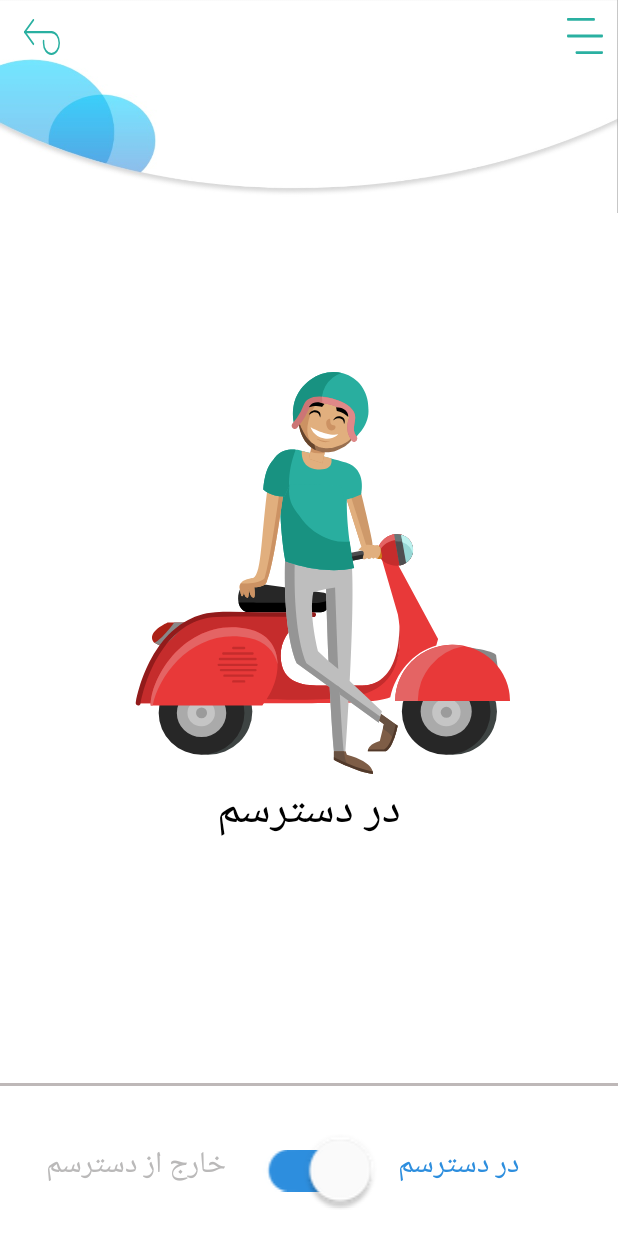
After one commit to gelophoneTeam/AppPeyk, an Android app: the layout activity_available.xml on its own in the app's theme, with its tools: preview values and no code run, on a phone screen of 412 x 824 dp. The commit adds this screen. Run offline under Robolectric (Android 15) with nearby library versions, the phone set to English and light mode, and no system bars.

Commit message:
Add 2 Activity Available And Unavailable

```diff
--- /dev/null
+++ b/app/src/main/res/layout/activity_available.xml
@@ -0,0 +1,94 @@
+<?xml version="1.0" encoding="utf-8"?>
+<android.support.design.widget.CoordinatorLayout xmlns:android="http://schemas.android.com/apk/res/android"
+    xmlns:app="http://schemas.android.com/apk/res-auto"
+    xmlns:tools="http://schemas.android.com/tools"
+    android:layout_width="match_parent"
+    android:layout_height="match_parent"
+    xmlns:toggle="http://schemas.android.com/apk/res-auto"
+    android:background="#fff"
+    tools:context=".Available">
+
+
+
+    <android.support.v7.widget.Toolbar
+        android:layout_width="match_parent"
+        android:layout_height="142dp"
+        android:background="@drawable/toolbar">
+
+         <ImageView
+            android:layout_width="wrap_content"
+            android:layout_height="wrap_content"
+            android:layout_marginBottom="105dp"
+            android:src="@drawable/ic_videos_purchased" />
+
+        <ImageView
+            android:layout_width="wrap_content"
+            android:layout_height="wrap_content"
+            android:layout_gravity="right"
+            android:layout_marginBottom="106dp"
+            android:layout_marginRight="10dp"
+            android:src="@drawable/ic_menu" />
+
+    </android.support.v7.widget.Toolbar>
+
+    <ImageView
+        android:layout_width="292dp"
+        android:layout_height="268dp"
+        android:src="@drawable/ic_group_970"
+        android:layout_gravity="center"
+        android:layout_marginBottom="60dp"/>
+
+    <TextView
+        android:layout_width="wrap_content"
+        android:layout_height="wrap_content"
+        android:text="در دسترسم"
+        android:textColor="#000"
+        android:textSize="30sp"
+        android:layout_gravity="center"
+        android:layout_marginTop="260dp"/>
+
+    <RelativeLayout
+        android:layout_width="match_parent"
+        android:layout_height="2dp"
+        android:layout_marginBottom="100dp"
+        android:background="#beb8b8"
+        android:layout_gravity="bottom"
+        app:layout_constraintEnd_toEndOf="parent"
+        app:layout_constraintStart_toStartOf="parent"/>
+
+
+    <android.support.v7.widget.SwitchCompat
+        android:id="@+id/sa"
+        android:layout_width="wrap_content"
+        android:layout_height="wrap_content"
+        android:scaleX="2"
+        android:scaleY="2"
+        app:thumbTint="#fff"
+        android:layout_marginBottom="30dp"
+        app:trackTint="#2d8ede"
+        android:checked="true"
+        android:layout_gravity="center_horizontal|bottom">
+
+    </android.support.v7.widget.SwitchCompat>
+
+    <TextView
+        android:layout_width="wrap_content"
+        android:layout_height="wrap_content"
+        android:text="در دسترسم"
+        android:textColor="#2d8ede"
+        android:textSize="20sp"
+        android:layout_gravity="center|bottom"
+        android:layout_marginBottom="30dp"
+        android:layout_marginLeft="200dp"/>
+
+    <TextView
+        android:layout_width="wrap_content"
+        android:layout_height="wrap_content"
+        android:text="خارج از دسترسم"
+        android:textColor="#bab9b9"
+        android:textSize="20sp"
+        android:layout_gravity="center|bottom"
+        android:layout_marginBottom="30dp"
+        android:layout_marginRight="230dp"/>
+
+</android.support.design.widget.CoordinatorLayout>
```
Also changed, not shown: app/src/main/java/com/example/apppeyk/Available.java (added, +37 -0 lines), app/src/main/java/com/example/apppeyk/PeykActivity.java (+17 -17 lines), app/src/main/java/com/example/apppeyk/UnAvailable.java (added, +33 -0 lines), app/src/main/res/layout/activity_un_available.xml (added, +91 -0 lines).
